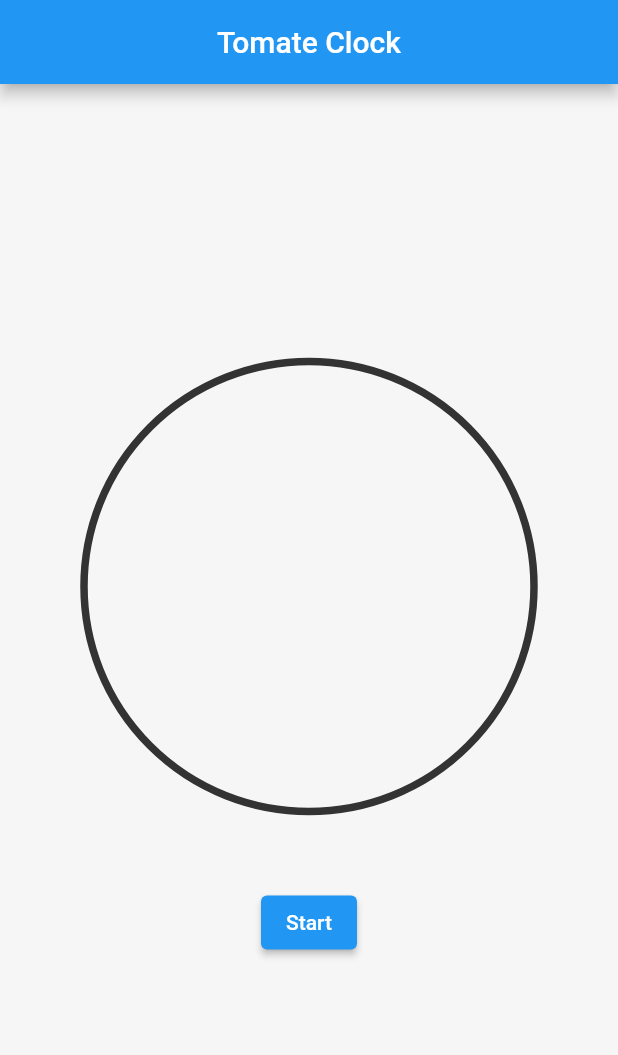
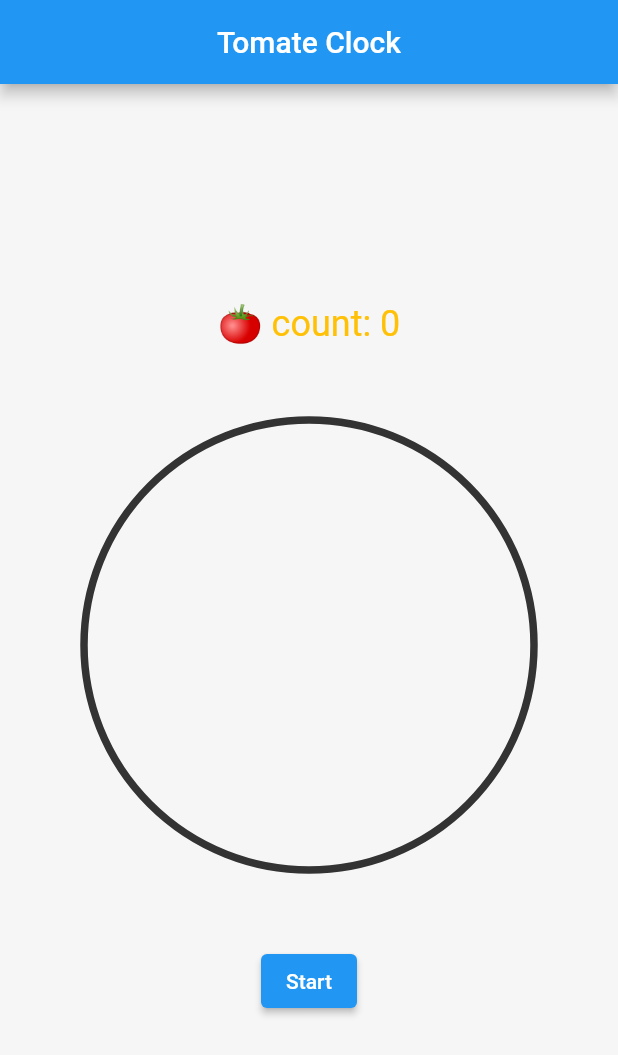
Before and after one commit to engincanik/tomate_clock, a Flutter app: the screen it shows after launch, on a phone screen of 412 x 824 dp. Shown: the top 1055 px of the screen. Run offline on Flutter 3.47's test engine with Material 2 defaults, Android fonts, the phone set to English and light mode, and no system bars; drawn by our look-alikes of circular_countdown_timer.

Commit message:
pomodoro and break counters, update work logic

```diff
--- a/lib/main.dart
+++ b/lib/main.dart
@@ -33,8 +33,10 @@ class TomateClock extends StatefulWidget {
 class _TomateClockState extends State<TomateClock> {
   CountDownController _countDownController = CountDownController();
   CountDownController _breakController = CountDownController();
+  int pomodoroCount = 0;
+  int breakCount = 0;
   int pomodoroDuration = 2; //1500 for 25 minutes
-  int breakDuration = 300;
+  int breakDuration = 3; //300 for 5 minutes
   bool _isRunning = false;
   bool _isBreak = false;
   String buttonText = 'Start';
@@ -44,8 +46,16 @@ class _TomateClockState extends State<TomateClock> {
     return Column(
       mainAxisAlignment: MainAxisAlignment.center,
       children: [
-        _isBreak
-            ? CircularCountDownTimer(
+        Text(
+          '🍅 count: $pomodoroCount',
+          style: TextStyle(fontSize: 24, color: Colors.amber),
+        ),
+        SizedBox(
+          height: 50,
+        ),
+        Visibility(
+          visible: _isBreak,
+          child: CircularCountDownTimer(
             width: 300,
             height: 300,
             duration: breakDuration,
@@ -58,8 +68,11 @@ class _TomateClockState extends State<TomateClock> {
             ringColor: Color(0xFF333333),
             onStart: () => _isRunning = true,
             onComplete: () => completeCountDown(),
-              )
-            : CircularCountDownTimer(
+          ),
+        ),
+        Visibility(
+          visible: !_isBreak,
+          child: CircularCountDownTimer(
             width: 300,
             height: 300,
             duration: pomodoroDuration,
@@ -72,6 +85,7 @@ class _TomateClockState extends State<TomateClock> {
             ringColor: Color(0xFF333333),
             onStart: () => _isRunning = true,
             onComplete: () => completeCountDown(),
+          ),
         ),
         SizedBox(
           height: 50,
@@ -90,7 +104,18 @@ class _TomateClockState extends State<TomateClock> {
     setState(() {
       _isRunning = false;
       buttonText = 'Start';
+      if (_isBreak) {
+        _isBreak = false;
+        breakCount++;
+      } else {
         _isBreak = true;
+        pomodoroCount++;
+      }
+      if (breakCount > 0 && pomodoroCount % 4 == 0) {
+        breakDuration = 8;
+      } else {
+        breakDuration = 3;
+      }
     });
   }
 
```
Lines whose indentation alone changed are shown as unchanged.
